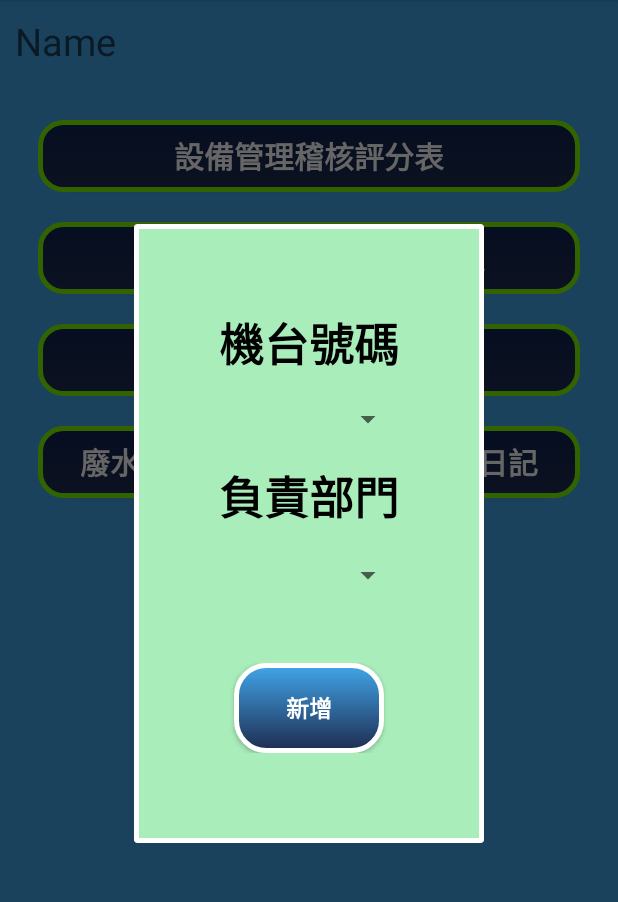
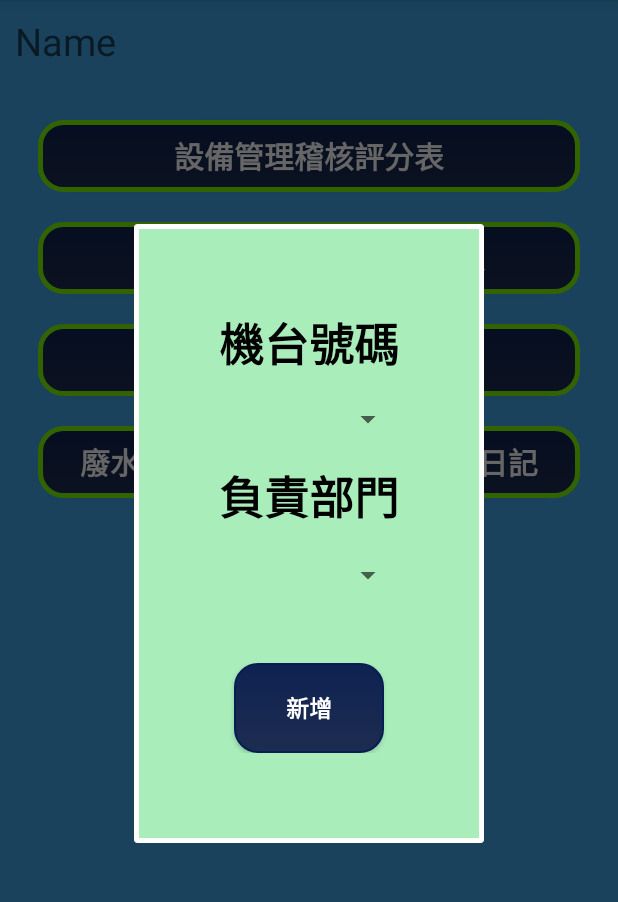
Before and after one commit to IT-Lelong/KyThuat, an Android app: the Menu screen opened directly, with no data from a screen before it, after a tap on "(週)柴油堆高機檢查稽查表", on a phone screen of 412 x 824 dp, the part 84-986 px from its top. Run offline under Robolectric (Android 15) with nearby library versions, the phone set to English and light mode, and no system bars; libraries missing offline, so code that uses them is left out: com.google.firebase.crashlytics; 1 statement that could not run was skipped.

Commit message:
20230302 Nga KT02

```diff
--- a/app/src/main/java/com/lelong/kythuat/KT02/login_kt02.java
+++ b/app/src/main/java/com/lelong/kythuat/KT02/login_kt02.java
@@ -99,7 +99,8 @@
                     List_Bophan res = bophan_adapter.getItem(position);
                     mabp = res.getMabp().toString().trim();
                     tenbp = res.getTenbp().toString().trim();
-                    g_bophan=qrReScanIpLists.get(position).getMabp().trim();
+                    //g_bophan=qrReScanIpLists.get(position).getMabp().trim();
+                    //g_bophan=tenbp;
                 }
             }
 
@@ -113,6 +114,21 @@
             @Override
             public void onItemSelected(AdapterView<?> parent, View view, int position, long id) {
                 g_soxe = cbxsoxe.getSelectedItem().toString().trim();
+            }
+
+            @Override
+            public void onNothingSelected(AdapterView<?> parent) {
+
+            }
+        });
+
+        cbxbophan.setOnItemSelectedListener(new AdapterView.OnItemSelectedListener() {
+            @Override
+            public void onItemSelected(AdapterView<?> parent, View view, int position, long id) {
+                //g_bophan=cbxbophan.getAdapter().toString().trim();
+                //g_bophan=cbxbophan.getSelectedItem().toString().trim();
+                g_bophan=qrReScanIpLists.get(position).getMabp().trim();
+
             }
 
             @Override
--- a/app/src/main/res/layout/kt02_activity_loginsetting.xml
+++ b/app/src/main/res/layout/kt02_activity_loginsetting.xml
@@ -54,7 +54,7 @@
                 android:id="@+id/btninsert"
                 android:layout_width="100dp"
                 android:layout_height="60dp"
-                android:background="@drawable/qr210_button_custom"
+                android:background="@drawable/button_type_nomal"
                 android:textColor="@color/white"
                 android:text="@string/btn_insert"
                 android:textSize="15sp"
```
